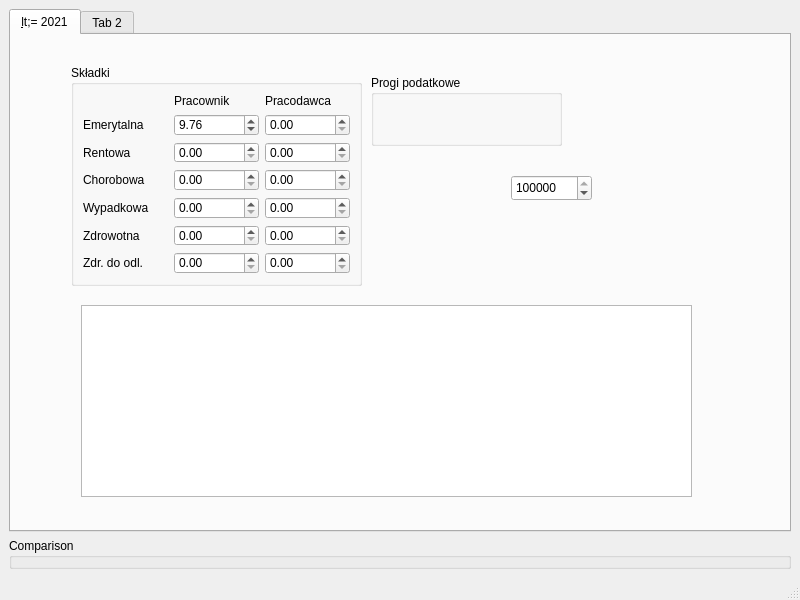
First picture: the form in mainwindow.ui, repository SeriousRedCat/sad-taxes, before the edit.
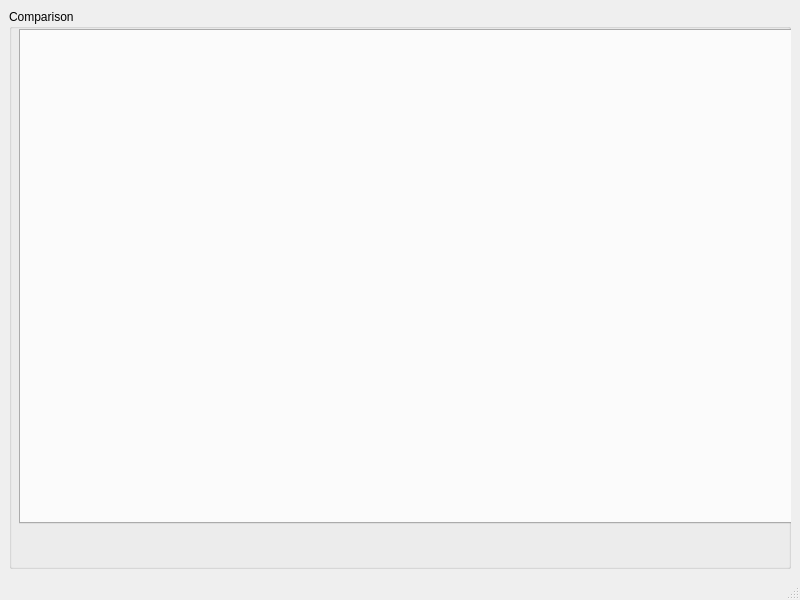
Second picture: the form after the edit.

The edit to the form file:
```diff
--- a/mainwindow.ui
+++ b/mainwindow.ui
@@ -15,178 +15,24 @@
   </property>
   <widget class="QWidget" name="centralwidget">
    <layout class="QVBoxLayout" name="verticalLayout">
-    <item>
-     <widget class="QTabWidget" name="yearlyTabs">
-      <property name="currentIndex">
-       <number>0</number>
-      </property>
-      <widget class="QWidget" name="until2021">
-       <attribute name="title">
-        <string>&lt;= 2021</string>
-       </attribute>
-       <widget class="QGroupBox" name="groupBox_2">
-        <property name="geometry">
-         <rect>
-          <x>60</x>
-          <y>30</y>
-          <width>291</width>
-          <height>221</height>
-         </rect>
-        </property>
-        <property name="title">
-         <string>Składki</string>
-        </property>
-        <layout class="QGridLayout" name="gridLayout">
-         <item row="1" column="1">
-          <widget class="QDoubleSpinBox" name="pensionContribEmployee">
-           <property name="value">
-            <double>9.760000000000000</double>
-           </property>
-          </widget>
-         </item>
-         <item row="2" column="2">
-          <widget class="QDoubleSpinBox" name="doubleSpinBox_6"/>
-         </item>
-         <item row="3" column="0">
-          <widget class="QLabel" name="label_6">
-           <property name="text">
-            <string>Chorobowa</string>
-           </property>
-          </widget>
-         </item>
-         <item row="2" column="0">
-          <widget class="QLabel" name="label_3">
-           <property name="text">
-            <string>Rentowa</string>
-           </property>
-          </widget>
-         </item>
-         <item row="4" column="0">
-          <widget class="QLabel" name="label_7">
-           <property name="text">
-            <string>Wypadkowa</string>
-           </property>
-          </widget>
-         </item>
-         <item row="1" column="0">
-          <widget class="QLabel" name="label">
-           <property name="text">
-            <string>Emerytalna</string>
-           </property>
-          </widget>
-         </item>
-         <item row="1" column="2">
-          <widget class="QDoubleSpinBox" name="doubleSpinBox_2"/>
-         </item>
-         <item row="0" column="1">
-          <widget class="QLabel" name="label_4">
-           <property name="text">
-            <string>Pracownik</string>
-           </property>
-          </widget>
-         </item>
-         <item row="2" column="1">
-          <widget class="QDoubleSpinBox" name="doubleSpinBox_5"/>
-         </item>
-         <item row="0" column="2">
-          <widget class="QLabel" name="label_5">
-           <property name="text">
-            <string>Pracodawca</string>
-           </property>
-          </widget>
-         </item>
-         <item row="5" column="0">
-          <widget class="QLabel" name="label_8">
-           <property name="text">
-            <string>Zdrowotna</string>
-           </property>
-          </widget>
-         </item>
-         <item row="6" column="0">
-          <widget class="QLabel" name="label_9">
-           <property name="text">
-            <string>Zdr. do odl.</string>
-           </property>
-          </widget>
-         </item>
-         <item row="3" column="1">
-          <widget class="QDoubleSpinBox" name="doubleSpinBox_7"/>
-         </item>
-         <item row="3" column="2">
-          <widget class="QDoubleSpinBox" name="doubleSpinBox_8"/>
-         </item>
-         <item row="4" column="1">
-          <widget class="QDoubleSpinBox" name="doubleSpinBox_9"/>
-         </item>
-         <item row="4" column="2">
-          <widget class="QDoubleSpinBox" name="doubleSpinBox_10"/>
-         </item>
-         <item row="5" column="1">
-          <widget class="QDoubleSpinBox" name="doubleSpinBox_11"/>
-         </item>
-         <item row="6" column="1">
-          <widget class="QDoubleSpinBox" name="doubleSpinBox_12"/>
-         </item>
-         <item row="5" column="2">
-          <widget class="QDoubleSpinBox" name="doubleSpinBox_13"/>
-         </item>
-         <item row="6" column="2">
-          <widget class="QDoubleSpinBox" name="doubleSpinBox_14"/>
-         </item>
-        </layout>
-       </widget>
-       <widget class="QGroupBox" name="groupBox_3">
-        <property name="geometry">
-         <rect>
-          <x>360</x>
-          <y>40</y>
-          <width>191</width>
-          <height>71</height>
-         </rect>
-        </property>
-        <property name="title">
-         <string>Progi podatkowe</string>
-        </property>
-       </widget>
-       <widget class="QTableView" name="dataView">
-        <property name="geometry">
-         <rect>
-          <x>70</x>
-          <y>270</y>
-          <width>611</width>
-          <height>192</height>
-         </rect>
-        </property>
-       </widget>
-       <widget class="QSpinBox" name="contribLimit">
-        <property name="geometry">
-         <rect>
-          <x>500</x>
-          <y>140</y>
-          <width>81</width>
-          <height>26</height>
-         </rect>
-        </property>
-        <property name="maximum">
-         <number>999999999</number>
-        </property>
-        <property name="value">
-         <number>157770</number>
-        </property>
-       </widget>
-      </widget>
-      <widget class="QWidget" name="tab_2">
-       <attribute name="title">
-        <string>Tab 2</string>
-       </attribute>
-      </widget>
-     </widget>
-    </item>
     <item>
      <widget class="QGroupBox" name="groupBox">
       <property name="title">
        <string>Comparison</string>
       </property>
+      <widget class="QTabWidget" name="yearlyTabs">
+       <property name="geometry">
+        <rect>
+         <x>10</x>
+         <y>20</y>
+         <width>782</width>
+         <height>495</height>
+        </rect>
+       </property>
+       <property name="currentIndex">
+        <number>-1</number>
+       </property>
+      </widget>
      </widget>
     </item>
    </layout>
```
